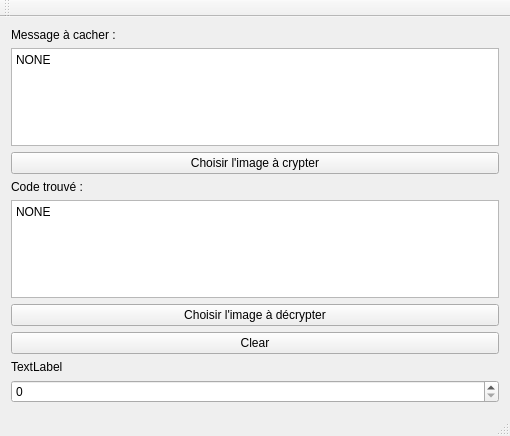
Jordan18122000/Cours_CPP_QT, file src/app/mainwindow.ui: the form before one commit.
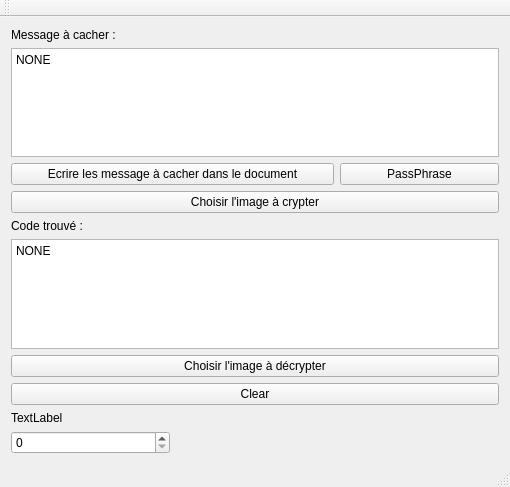
The form after the commit.

Commit message: :lock: add modif for cryptage

The edit to the form file:
```diff
--- a/src/app/mainwindow.ui
+++ b/src/app/mainwindow.ui
@@ -7,7 +7,7 @@
     <x>0</x>
     <y>0</y>
     <width>510</width>
-    <height>436</height>
+    <height>487</height>
    </rect>
   </property>
   <property name="windowTitle">
@@ -15,7 +15,38 @@
   </property>
   <widget class="QWidget" name="centralWidget">
    <layout class="QGridLayout" name="gridLayout">
-    <item row="1" column="0">
+    <item row="0" column="0">
+     <widget class="QLabel" name="label_text_cryptage">
+      <property name="text">
+       <string>Message à cacher :</string>
+      </property>
+     </widget>
+    </item>
+    <item row="1" column="0" colspan="3">
+     <widget class="QPlainTextEdit" name="plainTextEdit_cryptage">
+      <property name="readOnly">
+       <bool>false</bool>
+      </property>
+      <property name="plainText">
+       <string>NONE</string>
+      </property>
+     </widget>
+    </item>
+    <item row="2" column="0" colspan="2">
+     <widget class="QPushButton" name="pushButton_write_document">
+      <property name="text">
+       <string>Ecrire les message à cacher dans le document</string>
+      </property>
+     </widget>
+    </item>
+    <item row="2" column="2">
+     <widget class="QPushButton" name="pushButton_passphrase">
+      <property name="text">
+       <string>PassPhrase</string>
+      </property>
+     </widget>
+    </item>
+    <item row="4" column="0" colspan="3">
      <layout class="QVBoxLayout" name="verticalLayout">
       <item>
        <widget class="QLabel" name="label_text_decryptage">
@@ -50,35 +81,7 @@
       </item>
      </layout>
     </item>
-    <item row="0" column="0">
-     <layout class="QVBoxLayout" name="verticalLayout_3">
-      <item>
-       <widget class="QLabel" name="label_text_cryptage">
-        <property name="text">
-         <string>Message à cacher :</string>
-        </property>
-       </widget>
-      </item>
-      <item>
-       <widget class="QPlainTextEdit" name="plainTextEdit_cryptage">
-        <property name="readOnly">
-         <bool>false</bool>
-        </property>
-        <property name="plainText">
-         <string>NONE</string>
-        </property>
-       </widget>
-      </item>
-      <item>
-       <widget class="QPushButton" name="pushButton_cryptage">
-        <property name="text">
-         <string>Choisir l'image à crypter</string>
-        </property>
-       </widget>
-      </item>
-     </layout>
-    </item>
-    <item row="2" column="0">
+    <item row="5" column="0">
      <layout class="QVBoxLayout" name="verticalLayout_2">
       <item>
        <widget class="QLabel" name="label">
@@ -92,6 +95,13 @@
       </item>
      </layout>
     </item>
+    <item row="3" column="0" colspan="3">
+     <widget class="QPushButton" name="pushButton_cryptage">
+      <property name="text">
+       <string>Choisir l'image à crypter</string>
+      </property>
+     </widget>
+    </item>
    </layout>
   </widget>
   <widget class="QMenuBar" name="menuBar">
```
The commit also changes 10 other files.
